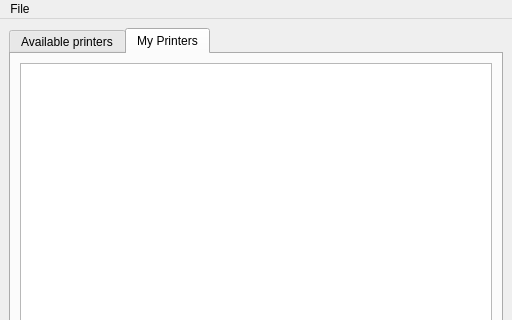
Old version of the form design/main.ui in the repository DevTeamSCH/printer-client; both pictures show x 0 to 512 and y 0 to 320 of the 512 by 463 pixel window.
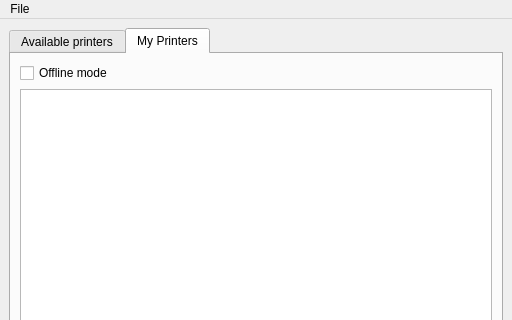
New version of the form. The open tabs and pages were chosen to show the change.

Patch:
```diff
--- a/design/main.ui
+++ b/design/main.ui
@@ -34,8 +34,15 @@
        <attribute name="title">
         <string>My Printers</string>
        </attribute>
-       <layout class="QGridLayout" name="gridLayout_2">
-        <item row="0" column="0">
+       <layout class="QVBoxLayout" name="verticalLayout">
+        <item>
+         <widget class="QCheckBox" name="checkBox">
+          <property name="text">
+           <string>Offline mode</string>
+          </property>
+         </widget>
+        </item>
+        <item>
          <widget class="QListWidget" name="my_printers_list"/>
         </item>
        </layout>
```
Left out of the diff: 2 changed lines with no effect on the pictures.
